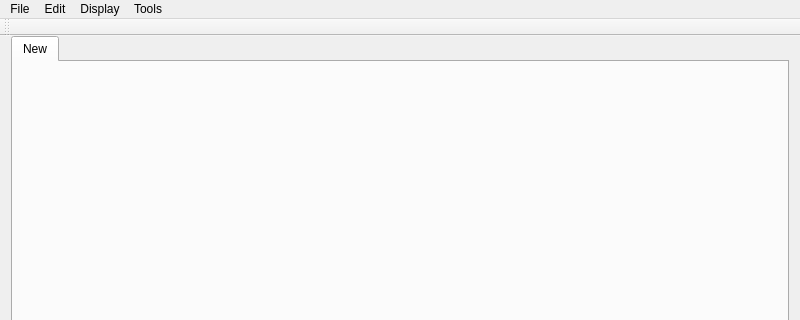
This is mainwindow.ui in lbaudouin/TabZ as Qt 5 draws it before an edit; both pictures show x 0 to 800 and y 0 to 320 of the 800 by 600 pixel window. The edited form follows.
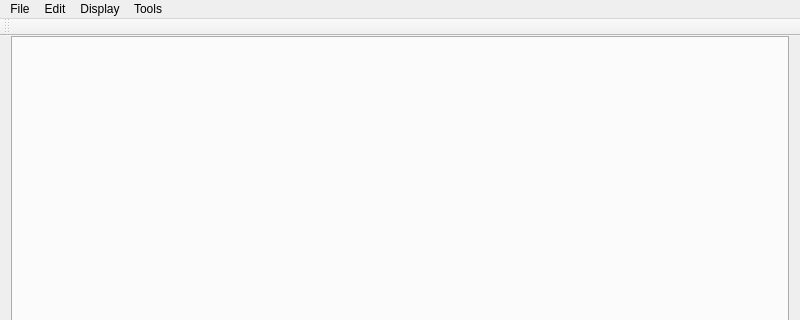
This is the edited form.

Diff of the .ui file:
```diff
--- a/mainwindow.ui
+++ b/mainwindow.ui
@@ -23,11 +23,6 @@
       <property name="currentIndex">
        <number>0</number>
       </property>
-      <widget class="QWidget" name="tabNew">
-       <attribute name="title">
-        <string>New</string>
-       </attribute>
-      </widget>
      </widget>
     </item>
    </layout>
```
Left out of the diff: 36 changed lines with no effect on the pictures.
